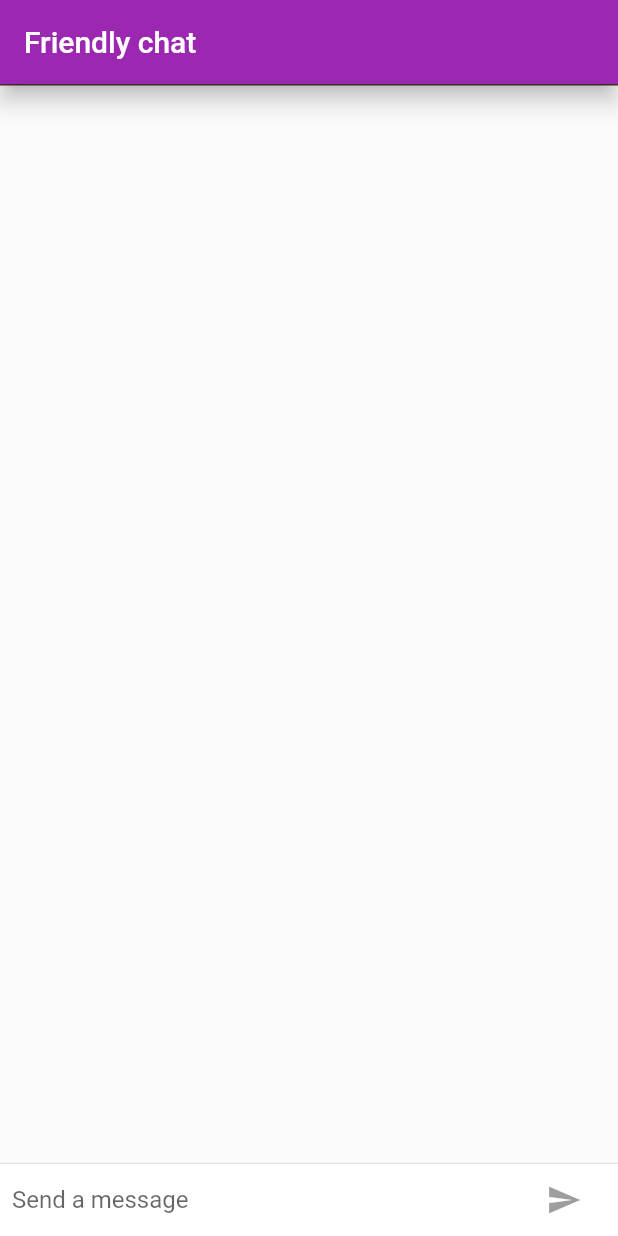
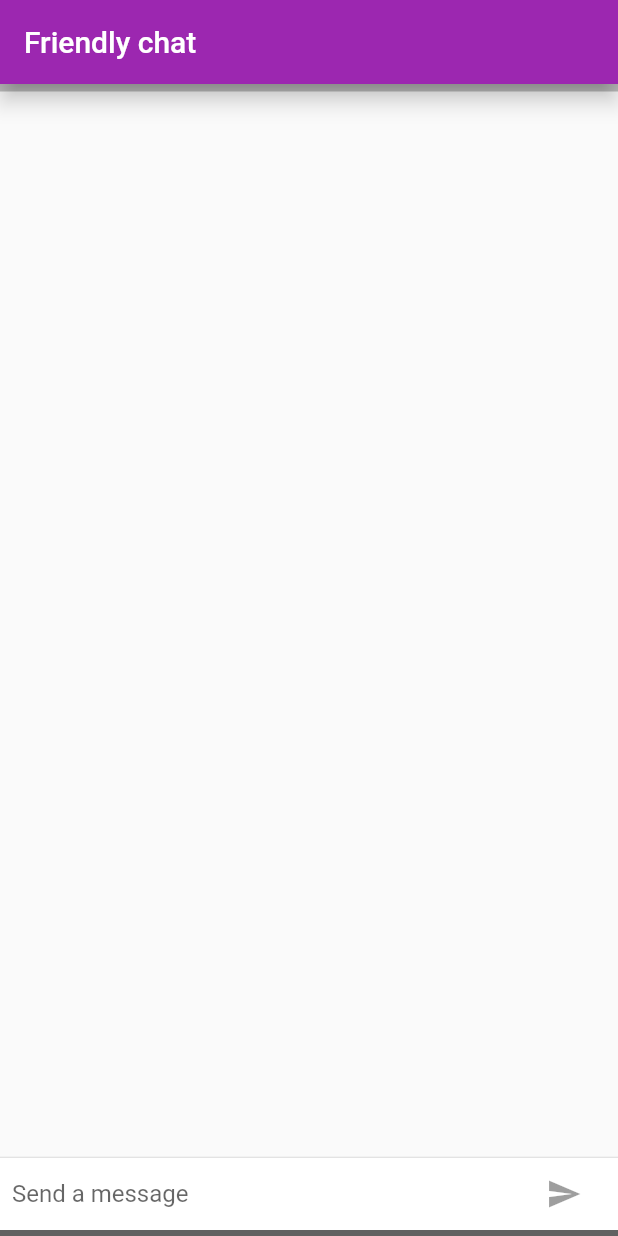
Before and after one commit to ankit-kapur/flutter_chat_app, a Flutter app: the screen it shows after launch, on a phone screen of 412 x 824 dp. Run offline on Flutter 3.47's test engine with Material 2 defaults, Android fonts, the phone set to English and light mode, and no system bars.

Commit message:
Minor: Changed border color and width

```diff
--- a/lib/main.dart
+++ b/lib/main.dart
@@ -204,7 +204,8 @@ class ChatScreenState extends State<ChatScreen> with TickerProviderStateMixin {
           ),
           decoration: new BoxDecoration(
             border: new Border(
-              top: new BorderSide(color: Colors.brown[800]),
+              top: new BorderSide(color: Colors.grey[400], width: 5.0),
+              bottom: new BorderSide(color: Colors.grey[700], width: 4.0),
             ),
           )),
     );
```
